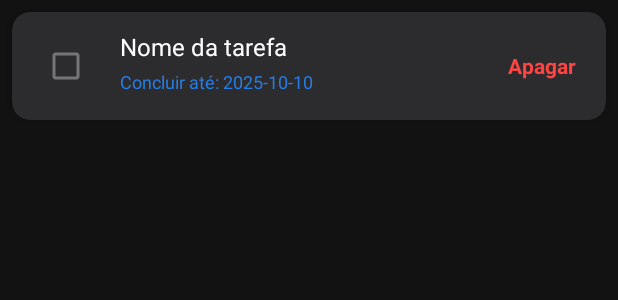
After one commit to Vascorc/TeamFlow-API, an Android app: the layout detalhe_tarefa.xml on its own in the app's theme, with its tools: preview values and no code run, on a phone screen of 412 x 824 dp. The commit adds this screen. Shown: the top 300 px of the screen. Run offline under Robolectric (Android 15) with nearby library versions, the phone set to English and light mode, and no system bars.

Commit message:
estetica de projeto detalhe activity melhorado

```diff
--- a/app/src/main/java/com/example/projetoindividual/database/FirebaseHelper.java
+++ b/app/src/main/java/com/example/projetoindividual/database/FirebaseHelper.java
@@ -68,11 +68,6 @@ public class FirebaseHelper {
                 })
                 .addOnFailureListener(e -> callback.onComplete(null, e.getMessage()));
     }
-
-
-    // =========================
-    // TAREFAS
-    // =========================
 
     // Adicionar uma tarefa a um projeto
     public static void adicionarTarefa(String projetoId, Tarefa tarefa, FirebaseCallback<Boolean> callback) {
--- a/app/src/main/res/layout/activity_projeto_detalhe.xml
+++ b/app/src/main/res/layout/activity_projeto_detalhe.xml
@@ -16,8 +16,7 @@
         app:subtitleTextColor="@android:color/white"
         app:navigationIcon="@drawable/ic_arrow_back"
         app:title="Detalhes do Projeto"
-        app:subtitle="Estado: ..."/>
-
+        app:subtitle="Estado: ..." />
 
     <!-- Conteúdo -->
     <ScrollView
@@ -40,7 +39,6 @@
         android:layout_width="match_parent"
         android:layout_height="wrap_content"
         android:layout_margin="12dp"
-        android:elevation="8dp"
         app:cardCornerRadius="16dp"
         app:cardBackgroundColor="#1E1E1E"
         app:cardElevation="8dp">
@@ -62,7 +60,6 @@
                 android:textAllCaps="false"
                 android:textColor="@android:color/white"
                 app:cornerRadius="50dp"
-                app:iconPadding="8dp"
                 app:backgroundTint="#1F61B1"/>
 
             <com.google.android.material.button.MaterialButton
@@ -75,7 +72,6 @@
                 android:textAllCaps="false"
                 android:textColor="@android:color/white"
                 app:cornerRadius="50dp"
-                app:iconPadding="8dp"
                 app:backgroundTint="#1F61B1" />
 
         </LinearLayout>
--- /dev/null
+++ b/app/src/main/res/layout/detalhe_tarefa.xml
@@ -0,0 +1,65 @@
+<?xml version="1.0" encoding="utf-8"?>
+<androidx.cardview.widget.CardView xmlns:android="http://schemas.android.com/apk/res/android"
+    xmlns:app="http://schemas.android.com/apk/res-auto"
+    android:layout_width="match_parent"
+    android:layout_height="wrap_content"
+    android:layout_margin="8dp"
+    app:cardCornerRadius="12dp"
+    app:cardElevation="4dp"
+    app:cardBackgroundColor="@color/hevy_gray_dark">
+
+    <RelativeLayout
+        android:layout_width="match_parent"
+        android:layout_height="wrap_content"
+        android:padding="12dp">
+
+        <!-- CheckBox à esquerda -->
+        <CheckBox
+            android:id="@+id/checkboxTarefa"
+            android:layout_width="wrap_content"
+            android:layout_height="wrap_content"
+            android:layout_alignParentStart="true"
+            android:layout_centerVertical="true"/>
+
+        <!-- Botão apagar à direita -->
+        <TextView
+            android:id="@+id/btnApagarTarefa"
+            android:layout_width="wrap_content"
+            android:layout_height="wrap_content"
+            android:text="Apagar"
+            android:textColor="@android:color/holo_red_light"
+            android:textStyle="bold"
+            android:layout_alignParentEnd="true"
+            android:layout_centerVertical="true"
+            android:padding="8dp"/>
+
+        <!-- Título da tarefa -->
+        <TextView
+            android:id="@+id/txtTituloTarefa"
+            android:layout_width="0dp"
+            android:layout_height="wrap_content"
+            android:layout_toEndOf="@id/checkboxTarefa"
+            android:layout_toStartOf="@id/btnApagarTarefa"
+            android:layout_marginStart="12dp"
+            android:textColor="@android:color/white"
+            android:textSize="16sp"
+            android:text="Nome da tarefa"
+            android:ellipsize="none"
+            android:scrollHorizontally="false"
+            android:layout_alignParentTop="true"/>
+
+        <!-- Data de conclusão abaixo do título -->
+        <TextView
+            android:id="@+id/txtDataConclusao"
+            android:layout_width="0dp"
+            android:layout_height="wrap_content"
+            android:layout_below="@id/txtTituloTarefa"
+            android:layout_toEndOf="@id/checkboxTarefa"
+            android:layout_toStartOf="@id/btnApagarTarefa"
+            android:layout_marginStart="12dp"
+            android:layout_marginTop="4dp"
+            android:textColor="@color/hevy_blue"
+            android:textSize="12sp"
+            android:text="Concluir até: 2025-10-10"/>
+    </RelativeLayout>
+</androidx.cardview.widget.CardView>
```
Also changed, not shown: app/src/main/java/com/example/projetoindividual/ui/ProjetoDetalheActivity.java (+21 -39 lines), app/src/main/res/menu/toolbar_proj_detalhe.xml (line endings or trailing spaces).
